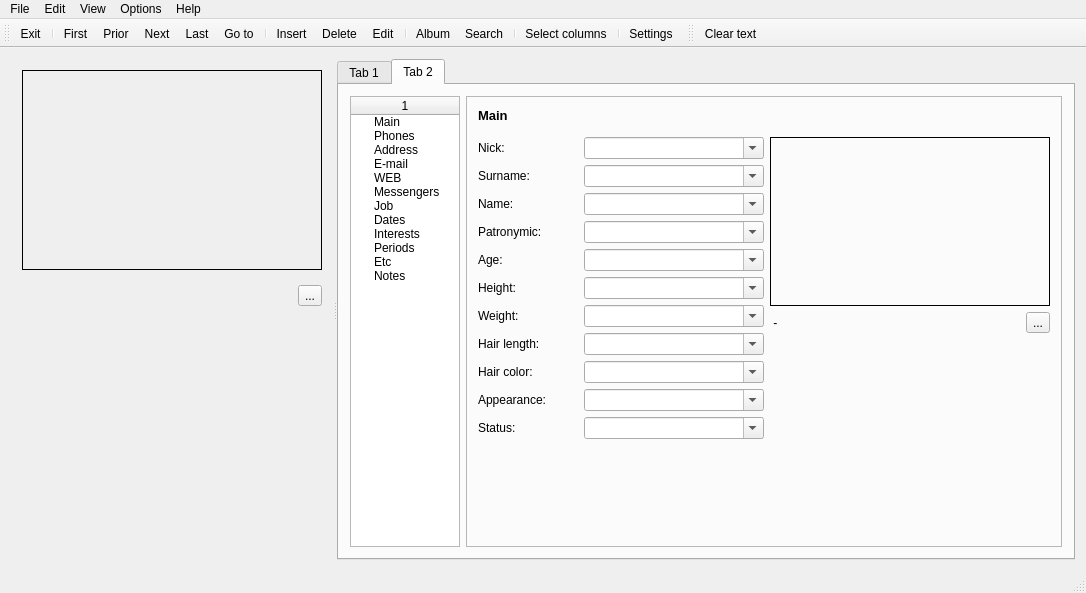
Before: the Qt Designer form Forms/CMain.ui in skynowa/xxxdb, drawn with Qt 5.
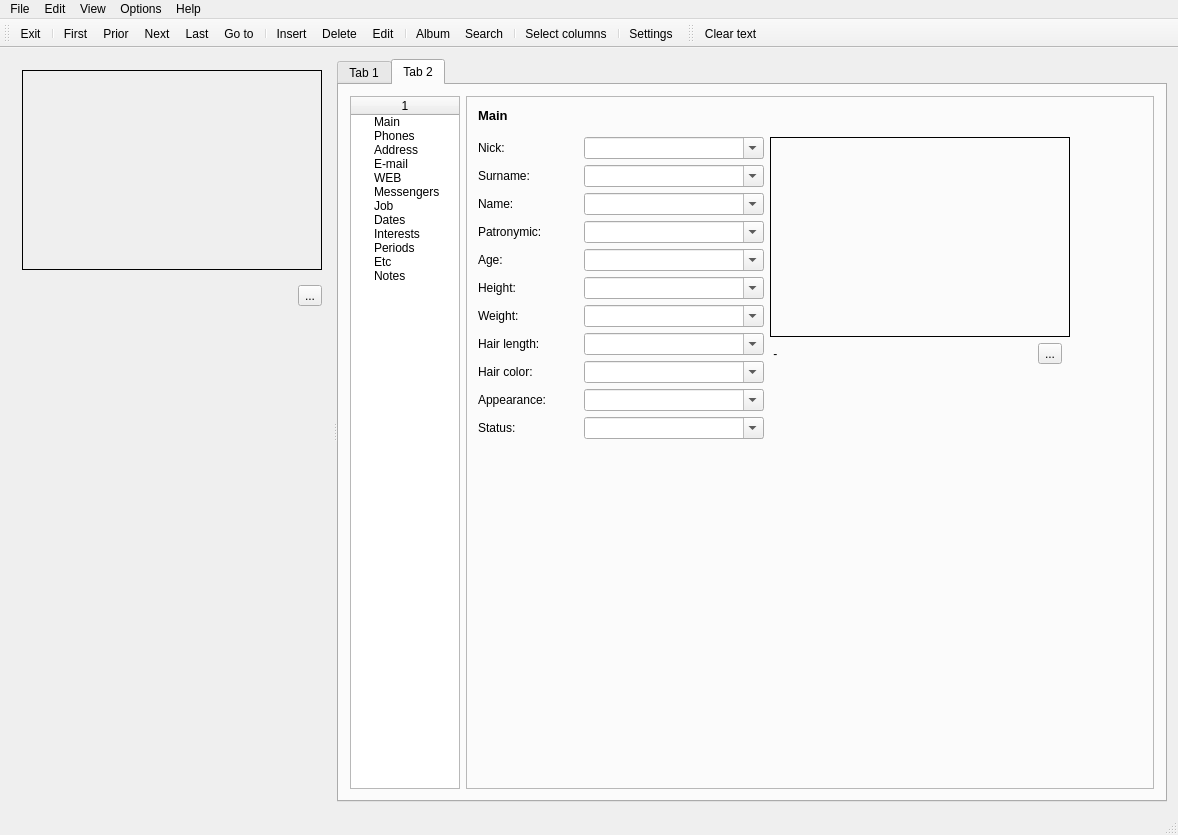
After: the same form once the commit is applied. The open tabs and pages were chosen to show the change. Icons and pictures are not drawn. Custom widgets are drawn as their Qt base class.

Commit message: FIX: DB photos

Patch:
```diff
--- a/Forms/CMain.ui
+++ b/Forms/CMain.ui
@@ -2,20 +2,6 @@
 <ui version="4.0">
  <class>CMainClass</class>
  <widget class="QMainWindow" name="CMainClass">
-  <property name="geometry">
-   <rect>
-    <x>0</x>
-    <y>0</y>
-    <width>1030</width>
-    <height>593</height>
-   </rect>
-  </property>
-  <property name="sizePolicy">
-   <sizepolicy hsizetype="Minimum" vsizetype="Minimum">
-    <horstretch>0</horstretch>
-    <verstretch>0</verstretch>
-   </sizepolicy>
-  </property>
   <property name="windowTitle">
    <string>XXXDb - accounting software for girls</string>
   </property>
@@ -848,6 +834,12 @@
                </item>
                <item row="0" column="0" colspan="2">
                 <widget class="CDbImage" name="dbPhoto_2">
+                 <property name="minimumSize">
+                  <size>
+                   <width>300</width>
+                   <height>200</height>
+                  </size>
+                 </property>
                  <property name="frameShape">
                   <enum>QFrame::Box</enum>
                  </property>
@@ -887,6 +879,19 @@
                </property>
               </spacer>
              </item>
+             <item row="3" column="2">
+              <spacer name="verticalSpacer_2">
+               <property name="orientation">
+                <enum>Qt::Vertical</enum>
+               </property>
+               <property name="sizeHint" stdset="0">
+                <size>
+                 <width>20</width>
+                 <height>40</height>
+                </size>
+               </property>
+              </spacer>
+             </item>
             </layout>
            </widget>
            <widget class="QWidget" name="tabwGroupsDetailPage2_2">
@@ -3160,7 +3165,7 @@
     <rect>
      <x>0</x>
      <y>0</y>
-     <width>1030</width>
+     <width>1084</width>
      <height>20</height>
     </rect>
    </property>
```
Left out of the diff: 6 changed lines with no effect on the pictures. The commit also changes 1 other file.
